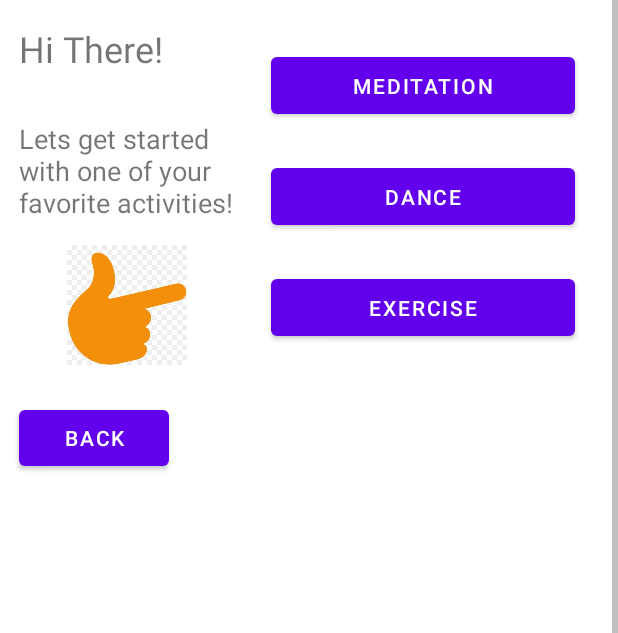
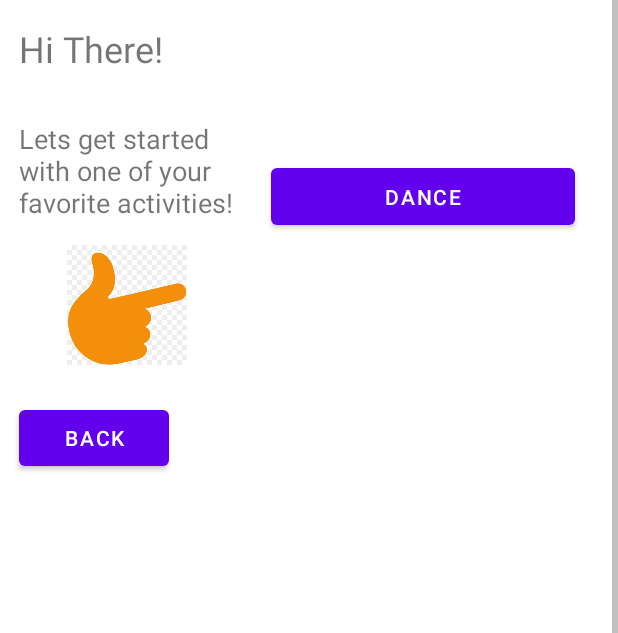
Before and after one commit to Pariksha-ctrl/CheerUpApp, an Android app: the MorningActivitiesPageThirdActivity screen opened directly, with no data from a screen before it, scrolled down 32 dp, on a phone screen of 412 x 824 dp, the part 603-1236 px from its top. Run offline under Robolectric (Android 15) with nearby library versions, the phone set to English and light mode, and no system bars.

Commit message:
Fixed some errors

```diff
--- a/app/src/main/java/com/example/cheerupapp/WelcomePageSecondActivity.java
+++ b/app/src/main/java/com/example/cheerupapp/WelcomePageSecondActivity.java
@@ -17,7 +17,7 @@ public class WelcomePageSecondActivity extends AppCompatActivity {
 
     TextView userNameTextView;
     Button goBackToMainPageButton;
-    Button letsDoCheerfulActivitiesButton;
+    Button letsDanceToCheerUpButton;
 
     @Override
     protected void onCreate(Bundle savedInstanceState) {
@@ -32,9 +32,9 @@ public class WelcomePageSecondActivity extends AppCompatActivity {
         final TextView userNameTextView = findViewById(R.id.userGreetingTextView);
         userNameTextView.setText(user.getName());
 
-        letsDoCheerfulActivitiesButton = findViewById(R.id.letsDoCheerfulActivitiesButton);
+        letsDanceToCheerUpButton = findViewById(R.id.letsDanceToCheerUpButton);
 
-        letsDoCheerfulActivitiesButton.setOnClickListener(new View.OnClickListener() {
+        letsDanceToCheerUpButton.setOnClickListener(new View.OnClickListener() {
             @Override
             public void onClick(View v) {
                 // stating our intention
--- a/app/src/main/res/layout/activity_morning_activities_page_third.xml
+++ b/app/src/main/res/layout/activity_morning_activities_page_third.xml
@@ -10,7 +10,7 @@
 
     <androidx.constraintlayout.widget.ConstraintLayout
         android:layout_width="match_parent"
-        android:layout_height="match_parent"
+        android:layout_height="wrap_content"
         android:minHeight="800dp">
 
         <ImageView
@@ -109,41 +109,16 @@
             app:layout_constraintTop_toBottomOf="@+id/pointingFingerImageView" />
 
         <Button
-            android:id="@+id/meditationButton"
-            android:layout_width="0dp"
-            android:layout_height="50dp"
-            android:layout_marginStart="16dp"
-            android:layout_marginTop="32dp"
-            android:layout_marginEnd="16dp"
-            android:text="Meditation"
-            app:layout_constraintEnd_toStartOf="@+id/rightGuideline"
-            app:layout_constraintHorizontal_bias="0.0"
-            app:layout_constraintStart_toStartOf="@+id/middleGuideline"
-            app:layout_constraintTop_toBottomOf="@+id/goodMorningLogoImageView" />
-
-        <Button
             android:id="@+id/danceButton"
             android:layout_width="0dp"
             android:layout_height="50dp"
             android:layout_marginStart="16dp"
-            android:layout_marginTop="24dp"
+            android:layout_marginTop="106dp"
             android:layout_marginEnd="16dp"
             android:text="Dance"
             app:layout_constraintEnd_toStartOf="@+id/rightGuideline"
             app:layout_constraintStart_toStartOf="@+id/middleGuideline"
-            app:layout_constraintTop_toBottomOf="@+id/meditationButton" />
+            app:layout_constraintTop_toBottomOf="@+id/goodMorningLogoImageView" />
 
-        <Button
-            android:id="@+id/ExerciseButton"
-            android:layout_width="0dp"
-            android:layout_height="50dp"
-            android:layout_marginStart="16dp"
-            android:layout_marginTop="24dp"
-            android:layout_marginEnd="16dp"
-            android:text="Exercise"
-            app:layout_constraintEnd_toStartOf="@+id/rightGuideline"
-            app:layout_constraintHorizontal_bias="0.479"
-            app:layout_constraintStart_toStartOf="@+id/middleGuideline"
-            app:layout_constraintTop_toBottomOf="@+id/danceButton" />
     </androidx.constraintlayout.widget.ConstraintLayout>
 </ScrollView>
```
Also changed, not shown: app/src/main/java/com/example/cheerupapp/activities/DanceSongContent.java (+12 -1 lines), app/src/main/res/layout/activity_welcome_page_second.xml (+5 -5 lines).
